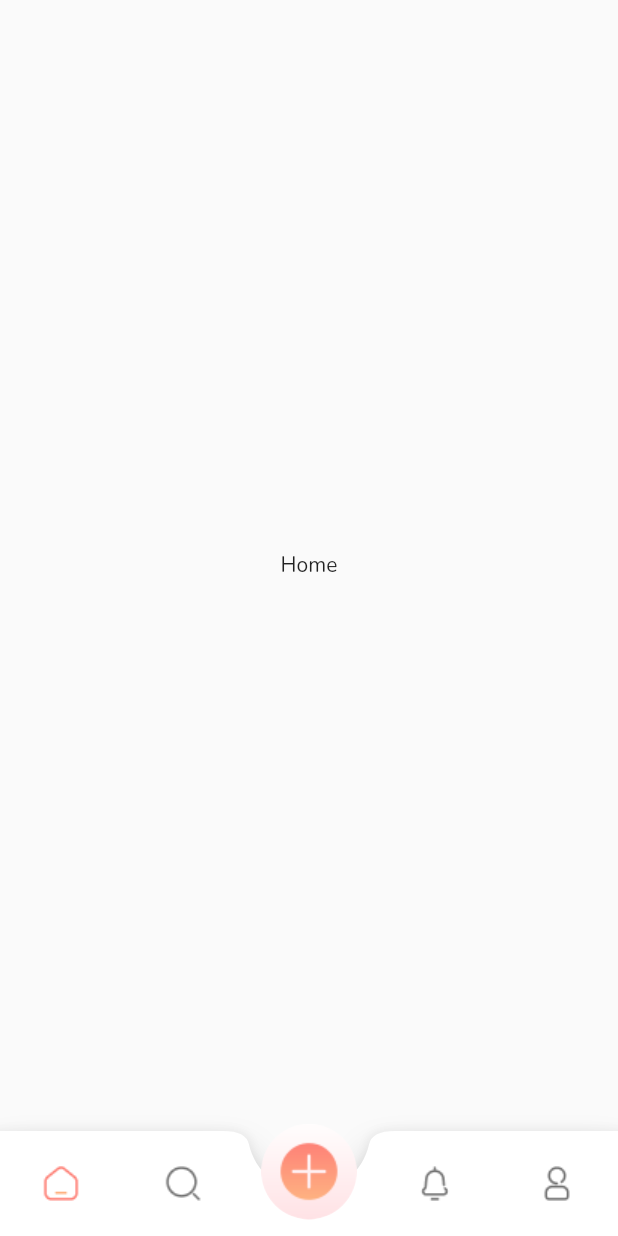
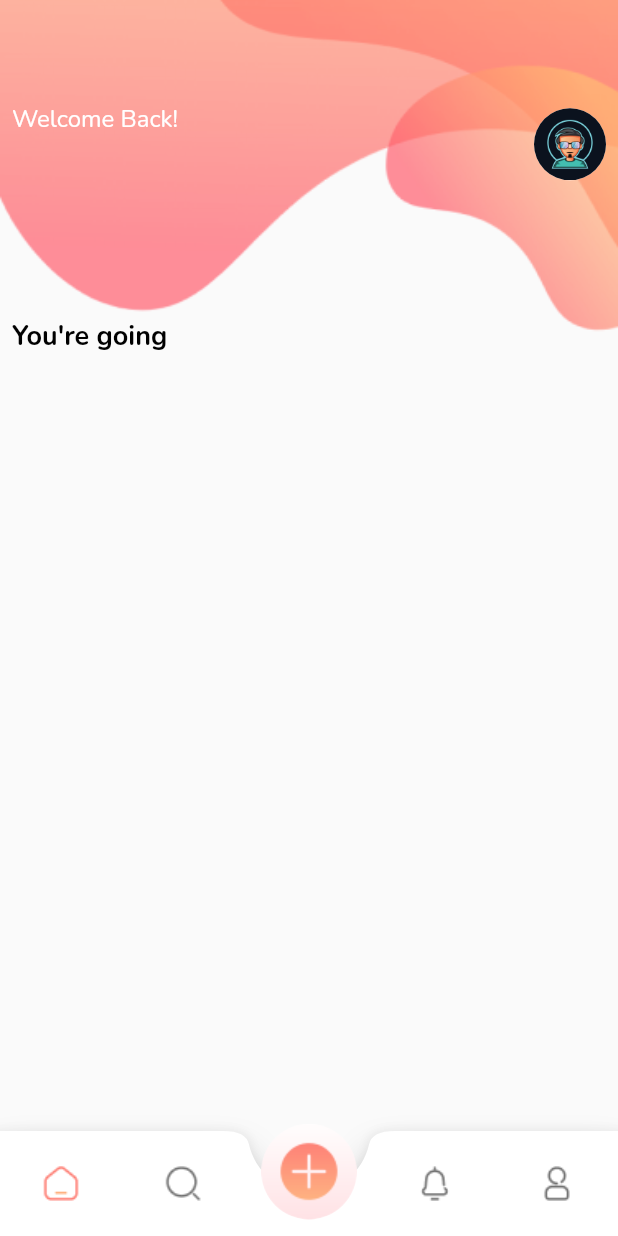
Before and after one commit to agu-meetup/mobile, a Flutter app: the BottomBarView screen opened directly, on a phone screen of 412 x 824 dp. Run offline on Flutter 3.47's test engine with Material 2 defaults, Android fonts, the phone set to English and light mode, and no system bars; our stand-ins replace carousel_slider, dotted_border, email_validator, firebase_core, firebase_storage, geocoding and 7 more; missing offline and left inert: control_style; accounts and stored records are empty; network calls fail; statements that could not run were skipped.

Commit message:
Home page started

```diff
--- a/lib/core/assets.dart
+++ b/lib/core/assets.dart
@@ -5,6 +5,7 @@ String assetsIconRoot = "assets/icons";
 String signInUpBg1 = "$assetsImageRoot/sign_in_up_bg_1.png";
 String signInUpBg2 = "$assetsImageRoot/sign_in_up_bg_2.png";
 String signInUpBg3 = "$assetsImageRoot/sign_in_up_bg_3.png";
+String homeBg = "$assetsImageRoot/home_bg.png";
 String successStar = "$assetsImageRoot/success_star.png";
 String errorRedCross = "$assetsImageRoot/error_red_cross.png";
 
--- a/lib/core/exceptions.dart
+++ b/lib/core/exceptions.dart
@@ -39,3 +39,7 @@ class ForgotPasswordCodeSenderError implements Exception {}
 class ForgotPasswordVerifyCodeError implements Exception {}
 
 class ForgotPasswordResetPasswordError implements Exception {}
+
+class GetMyEventError implements Exception {}
+
+class GetJoinedEventError implements Exception {}
--- a/lib/core/my_service.dart
+++ b/lib/core/my_service.dart
@@ -3,7 +3,7 @@ import 'package:http/http.dart';
 
 class MyService {
   static String? jwtToken;
-  static String baseUrl = "172.16.1.211:3006";
+  static String baseUrl = "192.168.41.1:3006";
 
   void updateJwtToken(String? newJwtToken) {
     jwtToken = newJwtToken;
--- a/lib/main.dart
+++ b/lib/main.dart
@@ -8,6 +8,7 @@ import 'package:agu_meetup_mobile/presentations/forgot_password/view_model/forgo
 import 'package:agu_meetup_mobile/presentations/forgot_password/view_model/forgot_password_mail_phone_view_model.dart';
 import 'package:agu_meetup_mobile/presentations/forgot_password/view_model/forgot_password_selection_view_model.dart';
 import 'package:agu_meetup_mobile/presentations/forgot_password/view_model/forgot_password_view_model.dart';
+import 'package:agu_meetup_mobile/presentations/home/model_view/home_model_view.dart';
 import 'package:agu_meetup_mobile/presentations/intro/model_view/intro_model_view.dart';
 import 'package:agu_meetup_mobile/presentations/notification/model_view/notification_model_view.dart';
 import 'package:agu_meetup_mobile/presentations/profile/model_view/profile_model_view.dart';
@@ -73,6 +74,9 @@ void main() async {
         ChangeNotifierProvider(
           create: (_) => DetailParticipantsModelView(),
         ),
+        ChangeNotifierProvider(
+          create: (_) => HomeModelView(),
+        ),
       ],
       child: const MyApp(),
     ),
--- /dev/null
+++ b/lib/presentations/home/model/home_event_model.dart
@@ -0,0 +1,37 @@
+import 'package:agu_meetup_mobile/domains/event/model/event_info_model.dart';
+import 'package:agu_meetup_mobile/core/functions.dart';
+
+class HomeEventModel {
+  int eventId;
+  String eventDate;
+  String eventTime;
+  String eventPlace;
+  String eventTitle;
+  int currentMember;
+  int maxMember;
+  String firstImage;
+
+  HomeEventModel({
+    required this.eventId,
+    required this.eventDate,
+    required this.eventTime,
+    required this.eventPlace,
+    required this.eventTitle,
+    required this.currentMember,
+    required this.maxMember,
+    required this.firstImage,
+  });
+
+  factory HomeEventModel.fromEventInfoModel(EventInfoModel eventInfoModel) {
+    return HomeEventModel(
+      eventId: eventInfoModel.id,
+      eventDate: dateTimeToDateString(eventInfoModel.startTime),
+      eventTime: dateTimeToTimeString(eventInfoModel.startTime),
+      eventPlace: eventInfoModel.eventAddress.locationName,
+      eventTitle: eventInfoModel.eventDetail.title,
+      currentMember: eventInfoModel.currentParticipants,
+      maxMember: eventInfoModel.maxParticipants,
+      firstImage: eventInfoModel.imageUrls[0],
+    );
+  }
+}
--- /dev/null
+++ b/lib/presentations/home/model/home_user_info_model.dart
@@ -0,0 +1,9 @@
+class HomeUserInfoModel {
+  String name;
+  String surname;
+
+  HomeUserInfoModel({
+    required this.name,
+    required this.surname,
+  });
+}
--- /dev/null
+++ b/lib/presentations/home/model_view/home_model_view.dart
@@ -0,0 +1,57 @@
+import 'package:agu_meetup_mobile/domains/event/repository/event_repository.dart';
+import 'package:agu_meetup_mobile/presentations/home/model/home_user_info_model.dart';
+import 'package:flutter/material.dart';
+
+import '../../../domains/event/model/event_info_model.dart';
+import '../../../domains/user/repository/user_repository.dart';
+import '../model/home_event_model.dart';
+
+class HomeModelView extends ChangeNotifier {
+  /// Domains
+  UserRepository userRepository = UserRepository();
+  EventRepository eventRepository = EventRepository();
+
+  /// Core Attributes
+  late BuildContext ctx;
+
+  /// Attributes
+  late HomeUserInfoModel userInfo;
+
+  /// Core Methods
+  void updateBuildContext(BuildContext context) {
+    ctx = context;
+  }
+
+  void inializeMethods() async {
+    fetchUserInfo();
+    fetchGoingEvent();
+  }
+
+  void fetchUserInfo() {
+    userInfo = HomeUserInfoModel(
+      name: userRepository.getUserInfo()!.name,
+      surname: userRepository.getUserInfo()!.surname,
+    );
+  }
+
+  void clickEvent(int eventId) {
+
+  }
+
+  /// Home Going
+  bool isSeeAllGoingEventList = false;
+  List<HomeEventModel> goingEventList = [];
+
+  void changeSeeAllGoingEvent() {
+    isSeeAllGoingEventList = !isSeeAllGoingEventList;
+    notifyListeners();
+  }
+
+  void fetchGoingEvent() {
+    goingEventList = eventRepository
+        .getJoinedEvents()
+        .where((e) => e.startTime.isAfter(DateTime.now()))
+        .map((e) => HomeEventModel.fromEventInfoModel(e))
+        .toList();
+  }
+}
--- /dev/null
+++ b/lib/presentations/home/view/home_background_view.dart
@@ -0,0 +1,16 @@
+import 'package:agu_meetup_mobile/core/size_config.dart';
+import 'package:flutter/material.dart';
+
+import '../../../core/assets.dart';
+
+class HomeBackgroundView extends StatelessWidget {
+  const HomeBackgroundView({Key? key}) : super(key: key);
+
+  @override
+  Widget build(BuildContext context) {
+    return Container(
+      width: SizeConfig.screenWidth,
+      child: Image.asset(homeBg, fit: BoxFit.fitWidth,),
+    );
+  }
+}
--- /dev/null
+++ b/lib/presentations/home/view/home_going_view.dart
@@ -0,0 +1,110 @@
+import 'package:agu_meetup_mobile/components/my_cards/my_event_card_widget.dart';
+import 'package:agu_meetup_mobile/core/constants.dart';
+import 'package:agu_meetup_mobile/presentations/home/model_view/home_model_view.dart';
+import 'package:flutter/material.dart';
+import 'package:provider/provider.dart';
+
+class HomeGoingView extends StatelessWidget {
+  const HomeGoingView({Key? key}) : super(key: key);
+
+  @override
+  Widget build(BuildContext context) {
+    return Consumer<HomeModelView>(
+      builder: (context, mv, child) {
+        return Expanded(
+          child: Padding(
+            padding: const EdgeInsets.all(8.0),
+            child: Column(
+              children: [
+                Row(
+                  mainAxisAlignment: MainAxisAlignment.spaceBetween,
+                  children: [
+                    const Text(
+                      'You\'re going',
+                      style: TextStyle(
+                        color: Colors.black,
+                        fontSize: 18,
+                        fontWeight: FontWeight.w700,
+                      ),
+                    ),
+                    TextButton(
+                      style: ButtonStyle(
+                        foregroundColor: MaterialStateProperty.resolveWith(
+                            (states) => kDarkGray),
+                      ),
+                      onPressed: mv.changeSeeAllGoingEvent,
+                      child: mv.goingEventList.length > 2
+                          ? !mv.isSeeAllGoingEventList
+                              ? const Text(
+                                  'See all',
+                                )
+                              : const Text(
+                                  'See less',
+                                )
+                          : Container(),
+                    ),
+                  ],
+                ),
+                !mv.isSeeAllGoingEventList
+                    ? Column(
+                        children: mv.goingEventList.length <= 2
+                            ? [
+                                ...mv.goingEventList.map((e) {
+                                  return MyEventCardWidget(
+                                    eventId: e.eventId,
+                                    eventDate: e.eventDate,
+                                    eventTime: e.eventTime,
+                                    eventPlace: e.eventPlace,
+                                    eventTitle: e.eventTitle,
+                                    currentMember: e.currentMember,
+                                    maxMember: e.maxMember,
+                                    networkImageLink: e.firstImage,
+                                    eventOnTabFunc: mv.clickEvent,
+                                  );
+                                }).toList(),
+                              ]
+                            : [
+                                ...mv.goingEventList.sublist(0, 2).map((e) {
+                                  return MyEventCardWidget(
+                                    eventId: e.eventId,
+                                    eventDate: e.eventDate,
+                                    eventTime: e.eventTime,
+                                    eventPlace: e.eventPlace,
+                                    eventTitle: e.eventTitle,
+                                    currentMember: e.currentMember,
+                                    maxMember: e.maxMember,
+                                    networkImageLink: e.firstImage,
+                                    eventOnTabFunc: mv.clickEvent,
+                                  );
+                                }).toList(),
+                              ],
+                      )
+                    : Expanded(
+                        child: ListView.builder(
+                          itemCount: mv.goingEventList.length,
+                          padding: EdgeInsets.zero,
+                          itemBuilder: (context, index) {
+                            return MyEventCardWidget(
+                              eventId: mv.goingEventList[index].eventId,
+                              eventDate: mv.goingEventList[index].eventDate,
+                              eventTime: mv.goingEventList[index].eventTime,
+                              eventPlace: mv.goingEventList[index].eventPlace,
+                              eventTitle: mv.goingEventList[index].eventTitle,
+                              currentMember:
+                                  mv.goingEventList[index].currentMember,
+                              maxMember: mv.goingEventList[index].maxMember,
+                              networkImageLink:
+                                  mv.goingEventList[index].firstImage,
+                              eventOnTabFunc: mv.clickEvent,
+                            );
+                          },
+                        ),
+                      ),
+              ],
+            ),
+          ),
+        );
+      },
+    );
+  }
+}
--- a/lib/presentations/home/view/home_view.dart
+++ b/lib/presentations/home/view/home_view.dart
@@ -1,13 +1,32 @@
+import 'package:agu_meetup_mobile/core/size_config.dart';
+import 'package:agu_meetup_mobile/presentations/home/model_view/home_model_view.dart';
 import 'package:flutter/material.dart';
+import 'package:provider/provider.dart';
+
+import 'home_background_view.dart';
+import 'home_going_view.dart';
+import 'home_welcome_view.dart';
 
 class HomeView extends StatelessWidget {
   const HomeView({Key? key}) : super(key: key);
 
   @override
   Widget build(BuildContext context) {
+    context.read<HomeModelView>().updateBuildContext(context);
+    context.read<HomeModelView>().inializeMethods();
     return Scaffold(
-      body: Center(
-        child: Text('Home'),
+      body: Stack(
+        children: [
+          HomeBackgroundView(),
+          Column(
+            children: [
+              SizedBox(height: SizeConfig.screenHeight! / 12),
+              HomeWelcomeView(),
+              SizedBox(height: SizeConfig.screenHeight! / 12),
+              HomeGoingView(),
+            ],
+          ),
+        ],
       ),
     );
   }
--- /dev/null
+++ b/lib/presentations/home/view/home_welcome_view.dart
@@ -0,0 +1,55 @@
+import 'package:agu_meetup_mobile/presentations/home/model_view/home_model_view.dart';
+import 'package:flutter/material.dart';
+import 'package:provider/provider.dart';
+
+class HomeWelcomeView extends StatelessWidget {
+  const HomeWelcomeView({Key? key}) : super(key: key);
+
+  @override
+  Widget build(BuildContext context) {
+    return Consumer<HomeModelView>(
+      builder: (context, mv, child) {
+        return Padding(
+          padding: const EdgeInsets.symmetric(horizontal: 8.0),
+          child: Row(
+            mainAxisAlignment: MainAxisAlignment.spaceBetween,
+            children: [
+              Column(
+                crossAxisAlignment: CrossAxisAlignment.start,
+                children: [
+                  Text(
+                    'Welcome Back!',
+                    style: TextStyle(
+                      fontSize: 16,
+                      color: Colors.white,
+                    ),
+                  ),
+                  Text(
+                    '${mv.userInfo.name} ${mv.userInfo.surname}',
+                    style: TextStyle(
+                      fontSize: 24,
+                      color: Colors.white,
+                      fontWeight: FontWeight.w700,
+                    ),
+                  ),
+                ],
+              ),
+              Container(
+                height: 48,
+                width: 48,
+                decoration: BoxDecoration(
+                  borderRadius: BorderRadius.circular(48),
+                  color: Colors.white,
+                  image: DecorationImage(
+                    image: AssetImage('assets/test_image/test_profile_pic.png'),
+                    fit: BoxFit.cover,
+                  ),
+                ),
+              ),
+            ],
+          ),
+        );
+      },
+    );
+  }
+}
--- a/lib/presentations/profile/view/profile_bookmarks_view.dart
+++ b/lib/presentations/profile/view/profile_bookmarks_view.dart
@@ -1,8 +1,8 @@
 import 'package:flutter/material.dart';
 import 'package:provider/provider.dart';
 
+import '../../../components/my_cards/my_event_card_widget.dart';
 import '../model_view/profile_model_view.dart';
-import '../widget/profile_event_card_widget.dart';
 
 class ProfileBookmarksView extends StatelessWidget {
   const ProfileBookmarksView({Key? key}) : super(key: key);
@@ -34,7 +34,7 @@ class ProfileBookmarksView extends StatelessWidget {
           body: ListView.builder(
             itemCount: mv.myBookmarksList.length,
             itemBuilder: (context, index) {
-              return ProfileEventCardWidget(
+              return MyEventCardWidget(
                 eventId: mv.myBookmarksList[index].eventId,
                 eventTitle: mv.myBookmarksList[index].eventTitle,
                 eventDate: mv.myBookmarksList[index].eventDate,
```
Also changed, not shown: lib/components/my_cards/my_event_card_widget.dart (renamed from lib/presentations/profile/widget/profile_event_card_widget.dart, +5 -5 lines), lib/core/functions.dart (added, +23 -0 lines), lib/data/event/datasources/event_server_datasource.dart (+27 -1 lines), lib/domains/event/model/event_info_model.dart (added, +153 -0 lines), lib/domains/event/repository/event_repository.dart (+32 -0 lines), lib/presentations/bottom_bar/model_view/bottom_bar_model_view.dart (+10 -0 lines), lib/presentations/profile/view/profile_tab_bars_view.dart (+4 -4 lines), assets/images/home_bg.png (added).
